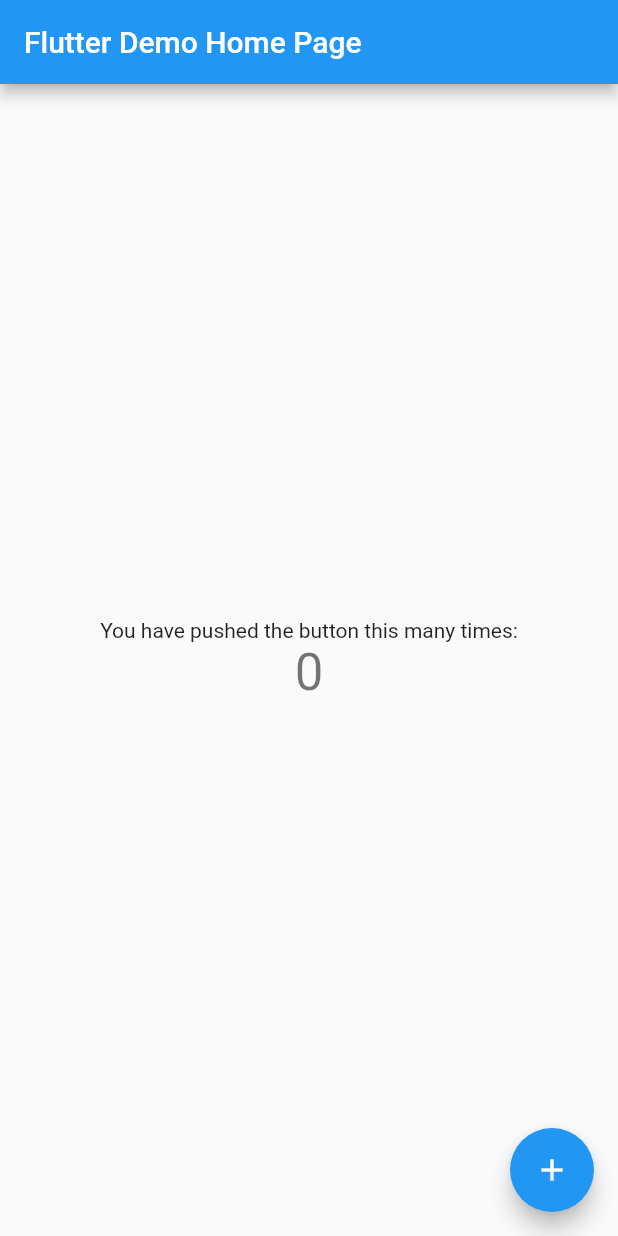
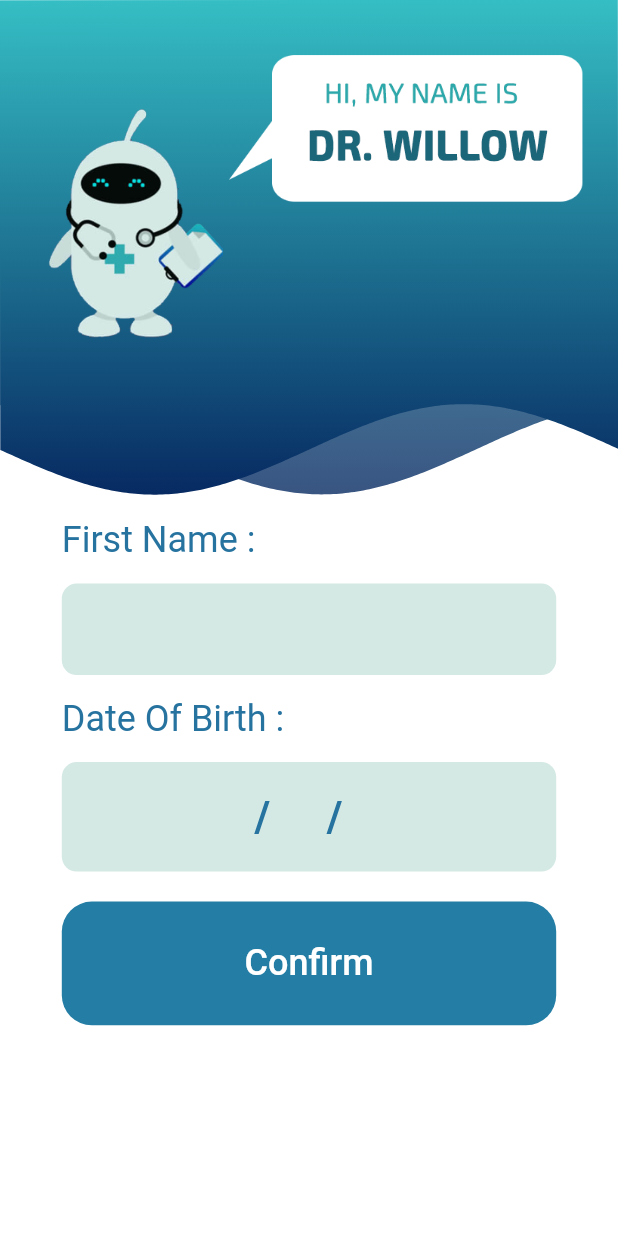
Before and after one commit to mohameddhaifbelja/pfa_Question_Answering, a Flutter app: the screen it shows after launch, on a phone screen of 412 x 824 dp. Run offline on Flutter 3.47's test engine with Material 2 defaults, Android fonts, the phone set to English and light mode, and no system bars; drawn by our look-alikes of wave; our stand-ins replace flutter_holo_date_picker, shared_preferences.

Commit message:
Splash Screen + Login Page layout

```diff
--- /dev/null
+++ b/pfa/lib/Screens/AppColors.dart
@@ -0,0 +1,13 @@
+import 'package:flutter/material.dart';
+
+class AppColors{
+
+  static Color darkBlue= Color(0xFF072a62);
+  static Color lightBlue = Color(0xFF35bec4);
+  static Color lightBoxColor = Color(0xFFd4e9e4);
+  static Color dartBoxColor = Color(0xFF143a4b);
+
+  static Color textColor = Color(0xFF2773a0);
+  static Color buttonColor = Color(0xFF247da4);
+
+}
--- /dev/null
+++ b/pfa/lib/Screens/LoginPage.dart
@@ -0,0 +1,214 @@
+import 'package:flutter/cupertino.dart';
+import 'package:flutter/material.dart';
+import 'package:flutter_holo_date_picker/flutter_holo_date_picker.dart';
+import 'package:wave/config.dart';
+import 'package:wave/wave.dart';
+
+import 'AppColors.dart';
+
+class LoginPage extends StatefulWidget {
+  @override
+  _LoginPageState createState() => _LoginPageState();
+}
+
+class _LoginPageState extends State<LoginPage> {
+  String days = "  ";
+  String months = "  ";
+  String years = "    ";
+
+  @override
+  Widget build(BuildContext context) {
+    var screen_height = MediaQuery.of(context).size.height;
+    var screen_width = MediaQuery.of(context).size.width;
+    return Material(
+      child: Container(
+        width: double.infinity,
+        height: double.infinity,
+        color: Colors.white,
+        child: SafeArea(
+          child: Column(
+            children: <Widget>[
+              Expanded(
+                flex: 2,
+                child: Stack(
+                  children: <Widget>[
+                    Transform.rotate(
+                      angle: 3.14,
+                      child: WaveWidget(
+                        duration: 1,
+                        config: CustomConfig(
+                          gradients: [
+                            [AppColors.darkBlue, AppColors.lightBlue],
+                            [
+                              AppColors.darkBlue.withOpacity(0.8),
+                              AppColors.lightBlue.withOpacity(0.8)
+                            ],
+                          ],
+                          durations: [30000, 19440],
+                          heightPercentages: [0, 0],
+                          blur: MaskFilter.blur(BlurStyle.solid, 10),
+                          gradientBegin: Alignment.topCenter,
+                          gradientEnd: Alignment.bottomCenter,
+                        ),
+                        waveAmplitude: 20.0,
+                        backgroundColor: Colors.white,
+                        size: Size(double.infinity, double.infinity),
+                      ),
+                    ),
+                    Row(
+                      children: <Widget>[
+                        SizedBox(
+                          height: double.infinity,
+                        ),
+                        Container(
+                            height: screen_height * 0.3 * 0.7,
+                            margin: EdgeInsets.only(
+                                left: screen_width * 0.05,
+                                top: screen_height * 0.3 * 0.2,
+                                bottom: screen_height * 0.3 * 0.3),
+                            child: Image.asset("assets/images/logo.png")),
+                        Container(
+                            margin: EdgeInsets.only(
+                                bottom: screen_height * 0.3 * 0.6),
+                            child: Image.asset(
+                              "assets/images/bubble.png",
+                              width: screen_width * 0.6,
+                            )),
+                      ],
+                    )
+                  ],
+                ),
+              ),
+              Expanded(
+                flex: 3,
+                child: Container(
+                  margin: EdgeInsets.symmetric(
+                      horizontal: screen_width * 0.1,
+                      vertical: screen_height * 0.02),
+                  child: ListView(
+                    children: <Widget>[
+                      Text(
+                        "First Name :",
+                        style:
+                            TextStyle(color: AppColors.textColor, fontSize: 24),
+                      ),
+                      Container(
+                          margin: EdgeInsets.only(top: 15),
+                          padding: EdgeInsets.all(20),
+                          decoration: BoxDecoration(
+                              color: AppColors.lightBoxColor,
+                              borderRadius:
+                                  BorderRadius.all(Radius.circular(10.0))),
+                          child: Center(
+                            child: TextField(
+                              textAlign: TextAlign.center,
+                              maxLength: 26,
+                              style: TextStyle(
+                                  fontSize: 18, color: AppColors.textColor),
+                              decoration: null,
+                            ),
+                          )),
+                      Container(
+                        margin: EdgeInsets.only(top: 15),
+                        child: Text(
+                          "Date Of Birth :",
+                          style: TextStyle(
+                              color: AppColors.textColor, fontSize: 24),
+                        ),
+                      ),
+                      GestureDetector(
+                        onTap: () async {
+                          var datePicked =
+                              await DatePicker.showSimpleDatePicker(
+                            context,
+                            initialDate: DateTime(DateTime.now().year),
+                            firstDate: DateTime(1960),
+                            dateFormat: "dd-MMMM-yyyy",
+                            locale: DateTimePickerLocale.en_us,
+                            looping: true,
+                            textColor: AppColors.textColor,
+                          );
+
+                          setState(() {
+                            days = datePicked.day.toString();
+                            months = datePicked.month.toString();
+                            years = datePicked.year.toString();
+                          });
+                          print(datePicked.runtimeType);
+                        },
+                        child: Container(
+                            margin: EdgeInsets.only(top: 15),
+                            padding: EdgeInsets.all(20),
+                            decoration: BoxDecoration(
+                                color: AppColors.lightBoxColor,
+                                borderRadius:
+                                    BorderRadius.all(Radius.circular(10.0))),
+                            child: Center(
+                              child: RichText(
+                                text: TextSpan(
+                                  text: this.days + "  ",
+                                  style: TextStyle(
+                                      fontSize: 24, color: AppColors.textColor),
+                                  children: <TextSpan>[
+                                    TextSpan(
+                                        text: '/  ',
+                                        style: TextStyle(
+                                            fontWeight: FontWeight.bold,
+                                            fontSize: 28,
+                                            color: AppColors.textColor)),
+                                    TextSpan(
+                                        text: this.months + "  ",
+                                        style: TextStyle(
+                                            fontSize: 24,
+                                            color: AppColors.textColor)),
+                                    TextSpan(
+                                        text: '/  ',
+                                        style: TextStyle(
+                                            fontWeight: FontWeight.bold,
+                                            fontSize: 28,
+                                            color: AppColors.textColor)),
+                                    TextSpan(
+                                        text: this.years,
+                                        style: TextStyle(
+                                            fontSize: 24,
+                                            color: AppColors.textColor)),
+                                  ],
+                                ),
+                              ),
+                            )),
+                      ),
+                      Row(
+                        mainAxisAlignment: MainAxisAlignment.center,
+                        children: <Widget>[
+                          Container(
+                            width: screen_width * 0.8,
+                            height: screen_height * 0.1,
+                            decoration: BoxDecoration(
+                                color: AppColors.buttonColor,
+                                borderRadius: BorderRadius.circular(20)),
+                            margin: EdgeInsets.only(top: 20),
+                            child: FlatButton(
+                              child: Text(
+                                "Confirm",
+                                style: TextStyle(
+                                    fontSize: 24, color: Colors.white),
+                              ),
+                              padding: EdgeInsets.symmetric(
+                                  vertical: 15, horizontal: 35),
+                              shape: RoundedRectangleBorder(
+                                  borderRadius: BorderRadius.circular(15)),
+                            ),
+                          ),
+                        ],
+                      )
+                    ],
+                  ),
+                ),
+              )
+            ],
+          ),
+        ),
+      ),
+    );
+  }
+}
--- /dev/null
+++ b/pfa/lib/Screens/SplashScreen.dart
@@ -0,0 +1,115 @@
+import 'package:flutter/material.dart';
+import 'package:pfa/Screens/AppColors.dart';
+import 'package:pfa/Screens/LoginPage.dart';
+import 'package:shared_preferences/shared_preferences.dart';
+
+class SplashScreen extends StatefulWidget {
+  @override
+  _SplashScreenState createState() => _SplashScreenState();
+}
+
+class _SplashScreenState extends State<SplashScreen> {
+  int switcher;
+  double _opacity=0;
+
+  @override
+  void initState() {
+    // TODO: implement initState
+    super.initState();
+    switcher = 0;
+  }
+
+  @override
+  Widget build(BuildContext context) {
+    var screen_height = MediaQuery.of(context).size.height;
+    var screen_width = MediaQuery.of(context).size.width;
+    Future.delayed(Duration(milliseconds: 10), (){
+      setState(() {
+        this._opacity=1.0;
+      });
+    });
+    Future.delayed(const Duration(seconds: 5), () async {
+      SharedPreferences prefs = await SharedPreferences.getInstance();
+      setState(() {
+        var x = prefs.getBool('isConnected ');
+        if (x==null || x==false) {
+          this.switcher = 1;
+        } else {
+          this.switcher = 2;
+        }
+      });
+    });
+    switch (switcher) {
+      case 0:
+        return Material(
+          child: SafeArea(
+            child: Container(
+              child: Center(
+                  child: Column(
+                children: <Widget>[
+                  Expanded(
+                    flex: 1,
+                    child: Container(),
+                  ),
+                  Expanded(
+                    flex: 5,
+                    child: AnimatedOpacity(
+                      duration: Duration(seconds:3 ),
+                      opacity: _opacity,
+                      child: Column(
+                        children: <Widget>[
+                          Container(
+                            child: Image.asset(
+                              "assets/images/logo.png",
+                              fit: BoxFit.fill,
+                            ),
+                            width: screen_width * 0.5,
+                            height: screen_height * 0.4,
+                          ),
+                          Container(
+                            child: Text(
+                              "DR WILLOW",
+                              textAlign: TextAlign.center,
+                              style: TextStyle(
+                                color: Colors.white,
+                                fontSize: 56
+                              ),
+                            ),
+                          ),
+                          SizedBox(height: 10,),
+                          Container(
+                            child: Text(
+                              "Your Health Companion",
+                              textAlign: TextAlign.center,
+                              style: TextStyle(
+                                  color: Colors.white,
+                                  fontSize: 24
+                              ),
+                            ),
+                          ),
+                          SizedBox(height: 20,),
+                    CircularProgressIndicator(
+                      valueColor: AlwaysStoppedAnimation<Color>(Colors.white),
+                    )],
+                      ),
+                    ),
+                  )
+                ],
+              )),
+              decoration: BoxDecoration(
+                  gradient: LinearGradient(
+                begin: Alignment.topCenter,
+                end: Alignment.bottomCenter,
+                colors: [AppColors.lightBlue,AppColors.darkBlue],
+                stops: [0, 1],
+              )),
+            ),
+          ),
+        );
+      case 1:
+        return LoginPage();
+      case 2:
+        return Container();
+    }
+  }
+}
--- a/pfa/lib/main.dart
+++ b/pfa/lib/main.dart
@@ -1,4 +1,5 @@
 import 'package:flutter/material.dart';
+import 'package:pfa/Screens/SplashScreen.dart';
 
 void main() => runApp(MyApp());
 
@@ -20,92 +21,7 @@
         // is not restarted.
         primarySwatch: Colors.blue,
       ),
-      home: MyHomePage(title: 'Flutter Demo Home Page'),
+      home: SplashScreen(),
     );
   }
 }
-
-class MyHomePage extends StatefulWidget {
-  MyHomePage({Key key, this.title}) : super(key: key);
-
-  // This widget is the home page of your application. It is stateful, meaning
-  // that it has a State object (defined below) that contains fields that affect
-  // how it looks.
-
-  // This class is the configuration for the state. It holds the values (in this
-  // case the title) provided by the parent (in this case the App widget) and
-  // used by the build method of the State. Fields in a Widget subclass are
-  // always marked "final".
-
-  final String title;
-
-  @override
-  _MyHomePageState createState() => _MyHomePageState();
-}
-
-class _MyHomePageState extends State<MyHomePage> {
-  int _counter = 0;
-
-  void _incrementCounter() {
-    setState(() {
-      // This call to setState tells the Flutter framework that something has
-      // changed in this State, which causes it to rerun the build method below
-      // so that the display can reflect the updated values. If we changed
-      // _counter without calling setState(), then the build method would not be
-      // called again, and so nothing would appear to happen.
-      _counter++;
-    });
-  }
-
-  @override
-  Widget build(BuildContext context) {
-    // This method is rerun every time setState is called, for instance as done
-    // by the _incrementCounter method above.
-    //
-    // The Flutter framework has been optimized to make rerunning build methods
-    // fast, so that you can just rebuild anything that needs updating rather
-    // than having to individually change instances of widgets.
-    return Scaffold(
-      appBar: AppBar(
-        // Here we take the value from the MyHomePage object that was created by
-        // the App.build method, and use it to set our appbar title.
-        title: Text(widget.title),
-      ),
-      body: Center(
-        // Center is a layout widget. It takes a single child and positions it
-        // in the middle of the parent.
-        child: Column(
-          // Column is also a layout widget. It takes a list of children and
-          // arranges them vertically. By default, it sizes itself to fit its
-          // children horizontally, and tries to be as tall as its parent.
-          //
-          // Invoke "debug painting" (press "p" in the console, choose the
-          // "Toggle Debug Paint" action from the Flutter Inspector in Android
-          // Studio, or the "Toggle Debug Paint" command in Visual Studio Code)
-          // to see the wireframe for each widget.
-          //
-          // Column has various properties to control how it sizes itself and
-          // how it positions its children. Here we use mainAxisAlignment to
-          // center the children vertically; the main axis here is the vertical
-          // axis because Columns are vertical (the cross axis would be
-          // horizontal).
-          mainAxisAlignment: MainAxisAlignment.center,
-          children: <Widget>[
-            Text(
-              'You have pushed the button this many times:',
-            ),
-            Text(
-              '$_counter',
-              style: Theme.of(context).textTheme.headline4,
-            ),
-          ],
-        ),
-      ),
-      floatingActionButton: FloatingActionButton(
-        onPressed: _incrementCounter,
-        tooltip: 'Increment',
-        child: Icon(Icons.add),
-      ), // This trailing comma makes auto-formatting nicer for build methods.
-    );
-  }
-}
```
Also changed, not shown: pfa/pubspec.yaml (+8 -2 lines), pfa/assets/images/bubble.png (added), pfa/assets/images/logo.png (added), pfa/pubspec.lock.
